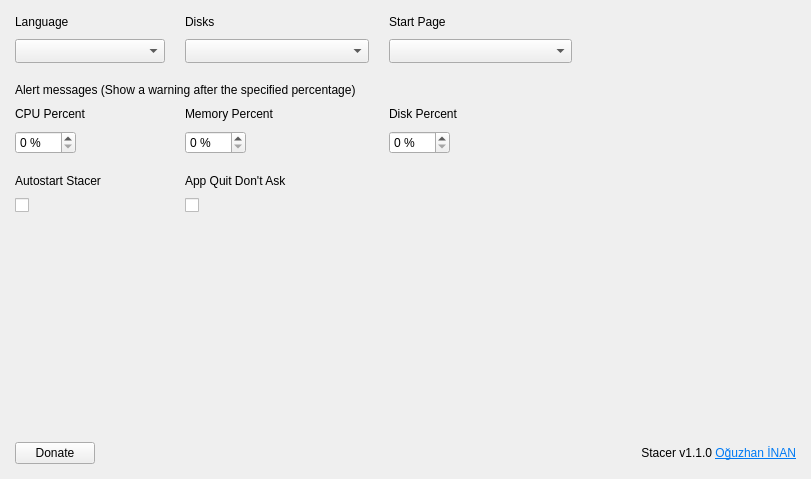
The window that stacer/Pages/Settings/settings_page.ui (s4solutionsllc/Nexis) describes before a commit, drawn with Qt 5.
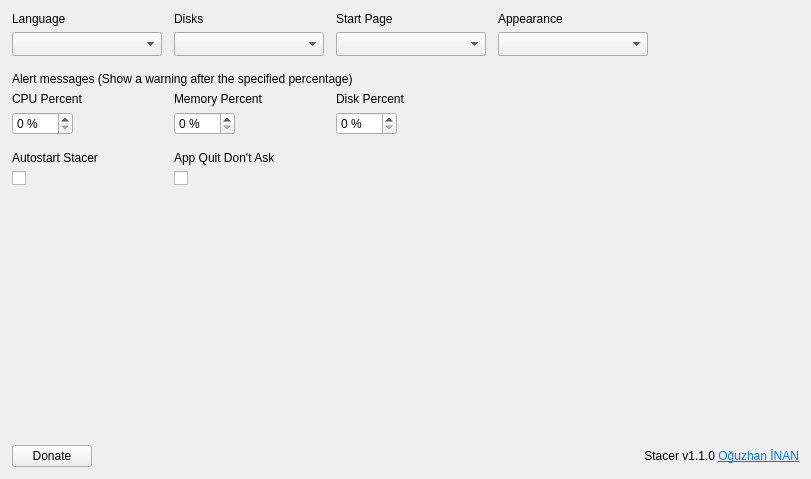
The same window after the commit. Icons and pictures are not drawn.

Diff of the .ui file:
```diff
--- a/stacer/Pages/Settings/settings_page.ui
+++ b/stacer/Pages/Settings/settings_page.ui
@@ -24,22 +24,22 @@
   </property>
   <layout class="QGridLayout" name="gridLayout">
    <property name="leftMargin">
-    <number>15</number>
+    <number>12</number>
    </property>
    <property name="topMargin">
-    <number>15</number>
+    <number>12</number>
    </property>
    <property name="rightMargin">
-    <number>15</number>
+    <number>12</number>
    </property>
    <property name="bottomMargin">
-    <number>15</number>
+    <number>12</number>
    </property>
    <property name="horizontalSpacing">
-    <number>20</number>
+    <number>12</number>
    </property>
    <property name="verticalSpacing">
-    <number>10</number>
+    <number>6</number>
    </property>
    <item row="1" column="0" alignment="Qt::AlignLeft">
     <widget class="QComboBox" name="cmbLanguages">
@@ -278,6 +278,50 @@
      </property>
     </widget>
    </item>
+   <item row="0" column="3">
+    <widget class="QLabel" name="lblAppearance">
+     <property name="sizePolicy">
+      <sizepolicy hsizetype="Expanding" vsizetype="Preferred">
+       <horstretch>0</horstretch>
+       <verstretch>0</verstretch>
+      </sizepolicy>
+     </property>
+     <property name="text">
+      <string>Appearance</string>
+     </property>
+    </widget>
+   </item>
+   <item row="1" column="3">
+    <widget class="QComboBox" name="cmbColorScheme">
+     <property name="sizePolicy">
+      <sizepolicy hsizetype="Expanding" vsizetype="Fixed">
+       <horstretch>0</horstretch>
+       <verstretch>0</verstretch>
+      </sizepolicy>
+     </property>
+     <property name="minimumSize">
+      <size>
+       <width>150</width>
+       <height>0</height>
+      </size>
+     </property>
+     <property name="maximumSize">
+      <size>
+       <width>200</width>
+       <height>16777215</height>
+      </size>
+     </property>
+     <property name="cursor">
+      <cursorShape>PointingHandCursor</cursorShape>
+     </property>
+     <property name="focusPolicy">
+      <enum>Qt::NoFocus</enum>
+     </property>
+     <property name="sizeAdjustPolicy">
+      <enum>QComboBox::AdjustToMinimumContentsLengthWithIcon</enum>
+     </property>
+    </widget>
+   </item>
    <item row="0" column="4" rowspan="2">
     <spacer name="horizontalSpacer">
      <property name="orientation">
```
